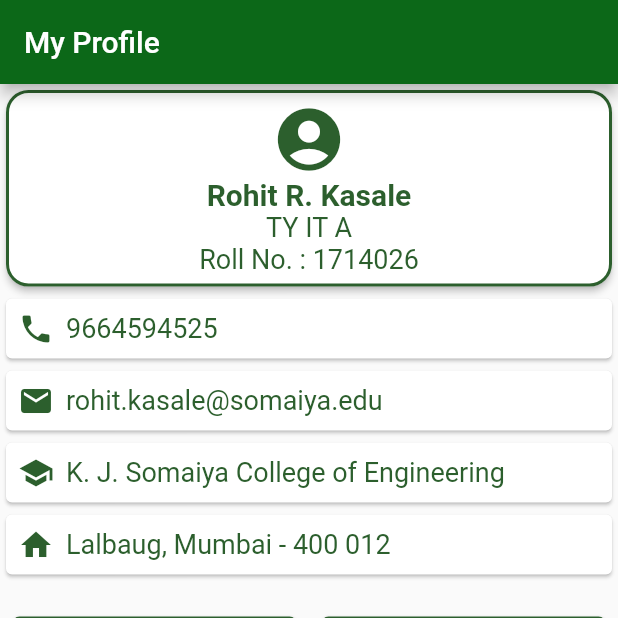
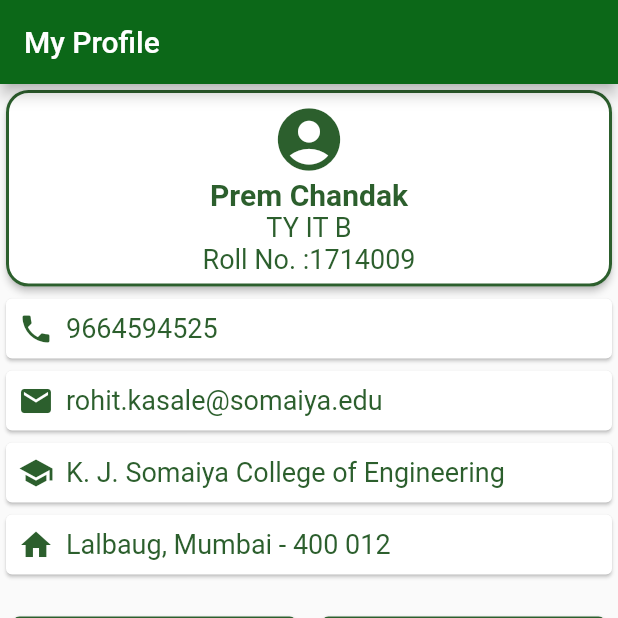
Before and after one commit to rkasale28/Flutter_Table, a Flutter app: the screen it shows after launch, on a phone screen of 412 x 824 dp, the top half of it. Run offline on Flutter 3.47's test engine with Material 2 defaults, Android fonts, the phone set to English and light mode, and no system bars.

Commit message:
Homepage JSON

```diff
--- a/lib/main.dart
+++ b/lib/main.dart
@@ -1,4 +1,6 @@
 import 'package:flutter/material.dart';
+import 'package:table_app/student_model.dart';
+import 'package:table_app/student_services.dart';
 
 void main() => runApp(MyApp());
 
@@ -24,6 +26,17 @@ class HomePage extends StatefulWidget {
 }
 
 class _HomePageState extends State<HomePage> {
+  String n,b;
+  int r;
+
+  _HomePageState(){
+    loadStudent().then((val) => setState((){
+      n=val.studentName;
+      b=val.studentBranch;
+      r=val.studentRoll;
+    }));
+  }
+
   @override
   Widget build(BuildContext context) {
     return Scaffold(
@@ -44,7 +57,7 @@ class _HomePageState extends State<HomePage> {
                     size: 50.0,
                   ),
                   Text(
-                    'Rohit R. Kasale',
+                    n,
                     style: TextStyle(
                       fontSize: 20,
                       color: const Color(0xff2C5F2D),
@@ -52,14 +65,14 @@ class _HomePageState extends State<HomePage> {
                     ),
                   ),
                   Text(
-                    'TY IT A',
+                    b,
                     style: TextStyle(
                       fontSize: 18,
                       color: const Color(0xff2C5F2D),
                     ),
                   ),
                   Text(
-                    'Roll No. : 1714026',
+                    'Roll No. :'+r.toString(),
                     style: TextStyle(
                       fontSize: 18,
                       color: const Color(0xff2C5F2D),
```
